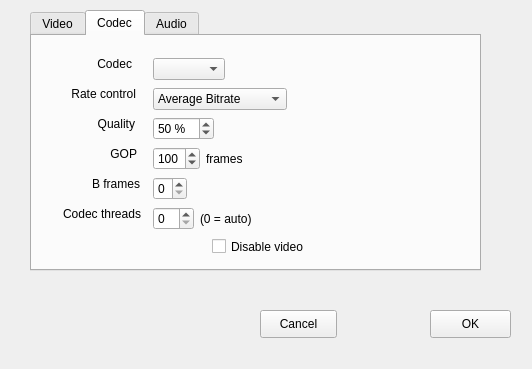
First picture: the form in src/MovieMator/src/docks/advanceddock.ui, repository hansewu/MovieMator, before the edit.
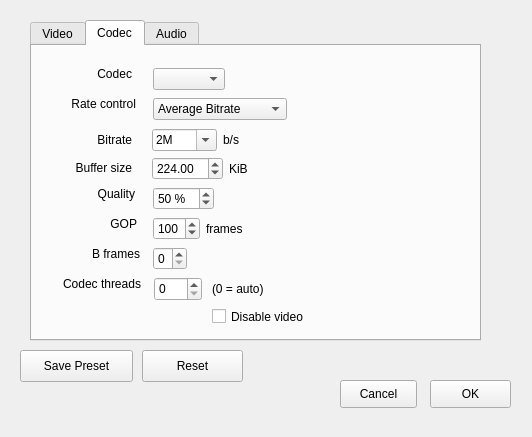
Second picture: the form after the edit. The open tabs and pages were chosen to show the change.

```diff
--- a/src/MovieMator/src/docks/advanceddock.ui
+++ b/src/MovieMator/src/docks/advanceddock.ui
@@ -7,9 +7,15 @@
     <x>0</x>
     <y>0</y>
     <width>532</width>
-    <height>369</height>
+    <height>437</height>
    </rect>
   </property>
+  <property name="sizePolicy">
+   <sizepolicy hsizetype="Fixed" vsizetype="Fixed">
+    <horstretch>0</horstretch>
+    <verstretch>0</verstretch>
+   </sizepolicy>
+  </property>
   <property name="windowTitle">
    <string>Export Settings</string>
   </property>
@@ -17,8 +23,8 @@
    <widget class="QPushButton" name="cancelButton">
     <property name="geometry">
      <rect>
-      <x>260</x>
-      <y>310</y>
+      <x>340</x>
+      <y>380</y>
       <width>77</width>
       <height>28</height>
      </rect>
@@ -31,7 +37,7 @@
     <property name="geometry">
      <rect>
       <x>430</x>
-      <y>310</y>
+      <y>380</y>
       <width>81</width>
       <height>28</height>
      </rect>
@@ -47,9 +53,9 @@
     <property name="geometry">
      <rect>
       <x>30</x>
-      <y>10</y>
+      <y>20</y>
       <width>451</width>
-      <height>261</height>
+      <height>321</height>
      </rect>
     </property>
     <property name="currentIndex">
@@ -508,7 +514,7 @@
       <property name="geometry">
        <rect>
         <x>54</x>
-        <y>140</y>
+        <y>200</y>
         <width>54</width>
         <height>16</height>
        </rect>
@@ -540,7 +546,7 @@
       <property name="geometry">
        <rect>
         <x>60</x>
-        <y>80</y>
+        <y>140</y>
         <width>43</width>
         <height>16</height>
        </rect>
@@ -556,7 +562,7 @@
       <property name="geometry">
        <rect>
         <x>77</x>
-        <y>110</y>
+        <y>170</y>
         <width>28</width>
         <height>16</height>
        </rect>
@@ -588,7 +594,7 @@
       <property name="geometry">
        <rect>
         <x>20</x>
-        <y>170</y>
+        <y>230</y>
         <width>89</width>
         <height>16</height>
        </rect>
@@ -604,7 +610,7 @@
       <property name="geometry">
        <rect>
         <x>180</x>
-        <y>200</y>
+        <y>260</y>
         <width>107</width>
         <height>21</height>
        </rect>
@@ -661,7 +667,7 @@
       <property name="geometry">
        <rect>
         <x>121</x>
-        <y>140</y>
+        <y>200</y>
         <width>221</width>
         <height>26</height>
        </rect>
@@ -697,7 +703,7 @@
       <property name="geometry">
        <rect>
         <x>121</x>
-        <y>110</y>
+        <y>170</y>
         <width>221</width>
         <height>26</height>
        </rect>
@@ -770,7 +776,7 @@
       <property name="geometry">
        <rect>
         <x>121</x>
-        <y>80</y>
+        <y>140</y>
         <width>221</width>
         <height>26</height>
        </rect>
@@ -816,19 +822,203 @@
         <height>26</height>
        </rect>
       </property>
-      <layout class="QHBoxLayout" name="horizontalLayout_15">
+      <layout class="QHBoxLayout" name="horizontalLayout_15"/>
+     </widget>
+     <widget class="QLabel" name="label_21">
+      <property name="geometry">
+       <rect>
+        <x>180</x>
+        <y>231</y>
+        <width>59</width>
+        <height>24</height>
+       </rect>
+      </property>
+      <property name="text">
+       <string>(0 = auto)</string>
+      </property>
+     </widget>
+     <widget class="QSpinBox" name="videoCodecThreadsSpinner">
+      <property name="geometry">
+       <rect>
+        <x>122</x>
+        <y>231</y>
+        <width>48</width>
+        <height>24</height>
+       </rect>
+      </property>
+     </widget>
+     <widget class="QWidget" name="layoutWidget_2">
+      <property name="geometry">
+       <rect>
+        <x>120</x>
+        <y>80</y>
+        <width>180</width>
+        <height>28</height>
+       </rect>
+      </property>
+      <layout class="QHBoxLayout" name="videoBitrateLayout">
        <item>
-        <widget class="QSpinBox" name="videoCodecThreadsSpinner"/>
+        <widget class="QComboBox" name="videoBitrateCombo">
+         <property name="toolTip">
+          <string>The average bit rate</string>
+         </property>
+         <property name="editable">
+          <bool>true</bool>
+         </property>
+         <property name="currentIndex">
+          <number>8</number>
+         </property>
+         <item>
+          <property name="text">
+           <string>64k</string>
+          </property>
+         </item>
+         <item>
+          <property name="text">
+           <string>128k</string>
+          </property>
+         </item>
+         <item>
+          <property name="text">
+           <string>256k</string>
+          </property>
+         </item>
+         <item>
+          <property name="text">
+           <string>512k</string>
+          </property>
+         </item>
+         <item>
+          <property name="text">
+           <string>768k</string>
+          </property>
+         </item>
+         <item>
+          <property name="text">
+           <string>1M</string>
+          </property>
+         </item>
+         <item>
+          <property name="text">
+           <string>1200k</string>
+          </property>
+         </item>
+         <item>
+          <property name="text">
+           <string>1500k</string>
+          </property>
+         </item>
+         <item>
+          <property name="text">
+           <string>2M</string>
+          </property>
+         </item>
+         <item>
+          <property name="text">
+           <string>2500k</string>
+          </property>
+         </item>
+         <item>
+          <property name="text">
+           <string>3M</string>
+          </property>
+         </item>
+         <item>
+          <property name="text">
+           <string>4M</string>
+          </property>
+         </item>
+         <item>
+          <property name="text">
+           <string>5M</string>
+          </property>
+         </item>
+         <item>
+          <property name="text">
+           <string>6M</string>
+          </property>
+         </item>
+         <item>
+          <property name="text">
+           <string>8M</string>
+          </property>
+         </item>
+         <item>
+          <property name="text">
+           <string>10M</string>
+          </property>
+         </item>
+         <item>
+          <property name="text">
+           <string>12M</string>
+          </property>
+         </item>
+         <item>
+          <property name="text">
+           <string>14M</string>
+          </property>
+         </item>
+         <item>
+          <property name="text">
+           <string>16M</string>
+          </property>
+         </item>
+         <item>
+          <property name="text">
+           <string>18M</string>
+          </property>
+         </item>
+         <item>
+          <property name="text">
+           <string>20M</string>
+          </property>
+         </item>
+         <item>
+          <property name="text">
+           <string>25M</string>
+          </property>
+         </item>
+         <item>
+          <property name="text">
+           <string>30M</string>
+          </property>
+         </item>
+         <item>
+          <property name="text">
+           <string>40M</string>
+          </property>
+         </item>
+         <item>
+          <property name="text">
+           <string>50M</string>
+          </property>
+         </item>
+         <item>
+          <property name="text">
+           <string>60M</string>
+          </property>
+         </item>
+         <item>
+          <property name="text">
+           <string>70M</string>
+          </property>
+         </item>
+         <item>
+          <property name="text">
+           <string>80M</string>
+          </property>
+         </item>
+        </widget>
        </item>
        <item>
-        <widget class="QLabel" name="label_21">
+        <widget class="QLabel" name="videoBitrateSuffixLabel">
          <property name="text">
-          <string>(0 = auto)</string>
+          <string>b/s</string>
          </property>
         </widget>
        </item>
        <item>
-        <spacer name="horizontalSpacer_15">
+        <spacer name="videoBitrateSpacer">
          <property name="orientation">
           <enum>Qt::Horizontal</enum>
          </property>
@@ -842,6 +1032,109 @@
        </item>
       </layout>
      </widget>
+     <widget class="QLabel" name="videoBitrateLabel">
+      <property name="geometry">
+       <rect>
+        <x>10</x>
+        <y>80</y>
+        <width>90</width>
+        <height>28</height>
+       </rect>
+      </property>
+      <property name="text">
+       <string>Bitrate</string>
+      </property>
+      <property name="alignment">
+       <set>Qt::AlignRight|Qt::AlignTrailing|Qt::AlignVCenter</set>
+      </property>
+     </widget>
+     <widget class="QLabel" name="videoBufferSizeLabel">
+      <property name="geometry">
+       <rect>
+        <x>10</x>
+        <y>109</y>
+        <width>90</width>
+        <height>26</height>
+       </rect>
+      </property>
+      <property name="text">
+       <string>Buffer size</string>
+      </property>
+      <property name="alignment">
+       <set>Qt::AlignRight|Qt::AlignTrailing|Qt::AlignVCenter</set>
+      </property>
+     </widget>
+     <widget class="QWidget" name="layoutWidget_8">
+      <property name="geometry">
+       <rect>
+        <x>120</x>
+        <y>110</y>
+        <width>165</width>
+        <height>26</height>
+       </rect>
+      </property>
+      <layout class="QHBoxLayout" name="videoBufferSizeLayout">
+       <item>
+        <widget class="QDoubleSpinBox" name="videoBufferSizeSpinner">
+         <property name="maximum">
+          <double>9999.000000000000000</double>
+         </property>
+         <property name="value">
+          <double>224.000000000000000</double>
+         </property>
+        </widget>
+       </item>
+       <item>
+        <widget class="QLabel" name="videoBufferSizeSuffixLabel">
+         <property name="text">
+          <string>KiB</string>
+         </property>
+        </widget>
+       </item>
+       <item>
+        <spacer name="horizontalSpacer_18">
+         <property name="orientation">
+          <enum>Qt::Horizontal</enum>
+         </property>
+         <property name="sizeHint" stdset="0">
+          <size>
+           <width>40</width>
+           <height>20</height>
+          </size>
+         </property>
+        </spacer>
+       </item>
+      </layout>
+     </widget>
+     <zorder>label_20</zorder>
+     <zorder>label_17</zorder>
+     <zorder>videoQualityLabel</zorder>
+     <zorder>label_18</zorder>
+     <zorder>label_23</zorder>
+     <zorder>label_12</zorder>
+     <zorder>disableVideoCheckbox</zorder>
+     <zorder>layoutWidget</zorder>
+     <zorder>layoutWidget</zorder>
+     <zorder>layoutWidget</zorder>
+     <zorder>layoutWidget</zorder>
+     <zorder>layoutWidget</zorder>
+     <zorder>layoutWidget</zorder>
+     <zorder>horizontalSpacer_15</zorder>
+     <zorder>gopSpinner</zorder>
+     <zorder>bFramesSpinner</zorder>
+     <zorder>horizontalSpacer_19</zorder>
+     <zorder>videoCodecThreadsSpinner</zorder>
+     <zorder>label_21</zorder>
+     <zorder>videoQualitySpinner</zorder>
+     <zorder>horizontalSpacer_14</zorder>
+     <zorder>label_19</zorder>
+     <zorder>horizontalSpacer_15</zorder>
+     <zorder>label_21</zorder>
+     <zorder>videoCodecThreadsSpinner</zorder>
+     <zorder>layoutWidget_2</zorder>
+     <zorder>videoBitrateLabel</zorder>
+     <zorder>videoBufferSizeLabel</zorder>
+     <zorder>layoutWidget_8</zorder>
     </widget>
     <widget class="QWidget" name="audioTab">
      <attribute name="title">
@@ -1188,6 +1481,32 @@
      </widget>
     </widget>
    </widget>
+   <widget class="QPushButton" name="addPresetButton">
+    <property name="geometry">
+     <rect>
+      <x>20</x>
+      <y>350</y>
+      <width>113</width>
+      <height>32</height>
+     </rect>
+    </property>
+    <property name="text">
+     <string>Save Preset</string>
+    </property>
+   </widget>
+   <widget class="QPushButton" name="resetPresetButton">
+    <property name="geometry">
+     <rect>
+      <x>142</x>
+      <y>350</y>
+      <width>101</width>
+      <height>32</height>
+     </rect>
+    </property>
+    <property name="text">
+     <string>Reset</string>
+    </property>
+   </widget>
   </widget>
  </widget>
  <resources/>
```
Left out of the diff: 64 changed lines with no effect on the pictures.
